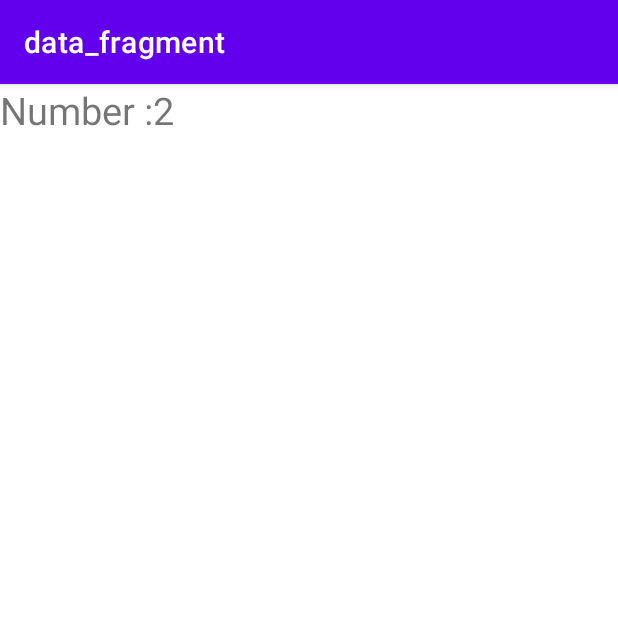
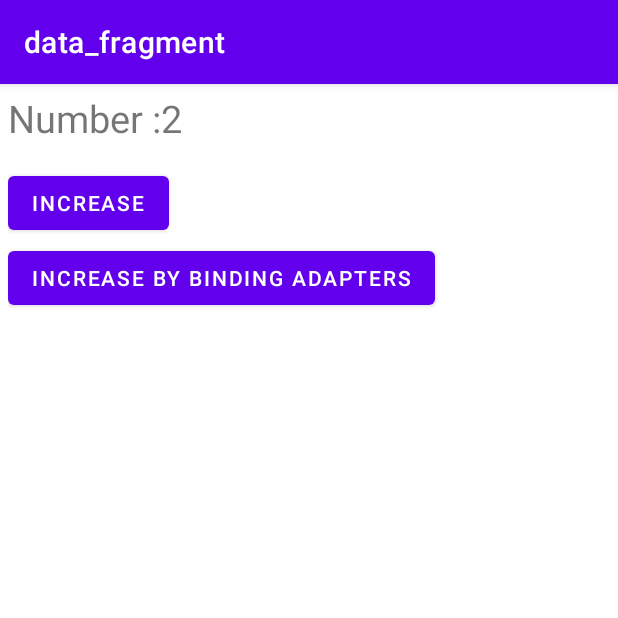
Before and after one commit to Tanmai2002/android_kotlin_basics, an Android app: the screen it shows after launch (MainActivity), on a phone screen of 412 x 824 dp, the top half of it. Run offline under Robolectric (Android 15) with nearby library versions, the phone set to English and light mode, and no system bars; our stand-ins replace data binding, navigation-ui.

Commit message:
implemented Binding Adapters

```diff
--- /dev/null
+++ b/app/src/main/java/com/dazz/androidbasickotlintemplates/BindingAdapters.kt
@@ -0,0 +1,12 @@
+package com.dazz.androidbasickotlintemplates
+
+import android.widget.Button
+import androidx.databinding.BindingAdapter
+
+    @BindingAdapter("inc_with_binding_adapters")
+    fun doSomething(button: Button?,viewModel: DataViewModel?){
+        button?.setOnClickListener{
+            viewModel?.inc()
+        }
+
+    }
--- a/app/src/main/res/layout/data_fragment.xml
+++ b/app/src/main/res/layout/data_fragment.xml
@@ -1,6 +1,7 @@
 <?xml version="1.0" encoding="utf-8"?>
 <layout xmlns:android="http://schemas.android.com/apk/res/android"
     xmlns:tools="http://schemas.android.com/tools"
+    xmlns:app="http://schemas.android.com/apk/res-auto"
     tools:context=".DataFragment">
 <data>
     <variable
@@ -11,6 +12,7 @@
         type="com.dazz.androidbasickotlintemplates.DataFragment" />
 </data>
 <FrameLayout
+    android:layout_margin="5dp"
     android:layout_width="match_parent"
     android:layout_height="match_parent">
     <TextView
@@ -19,6 +21,20 @@
         android:textSize="25sp"
         android:text="@{@string/number(viewModel.data)}"
         tools:text="Number :1" />
+
+    <Button
+        android:layout_width="wrap_content"
+        android:layout_height="wrap_content"
+        android:text="Increase"
+        android:onClick="@{()->viewModel.inc()}"
+        android:layout_marginTop="50dp"/>
+    <Button
+        android:layout_width="wrap_content"
+        android:layout_height="wrap_content"
+        android:text="Increase by binding adapters"
+        app:inc_with_binding_adapters="@{viewModel}"
+        android:layout_marginTop="100dp"/>
+
 </FrameLayout>
 
 </layout>
```
